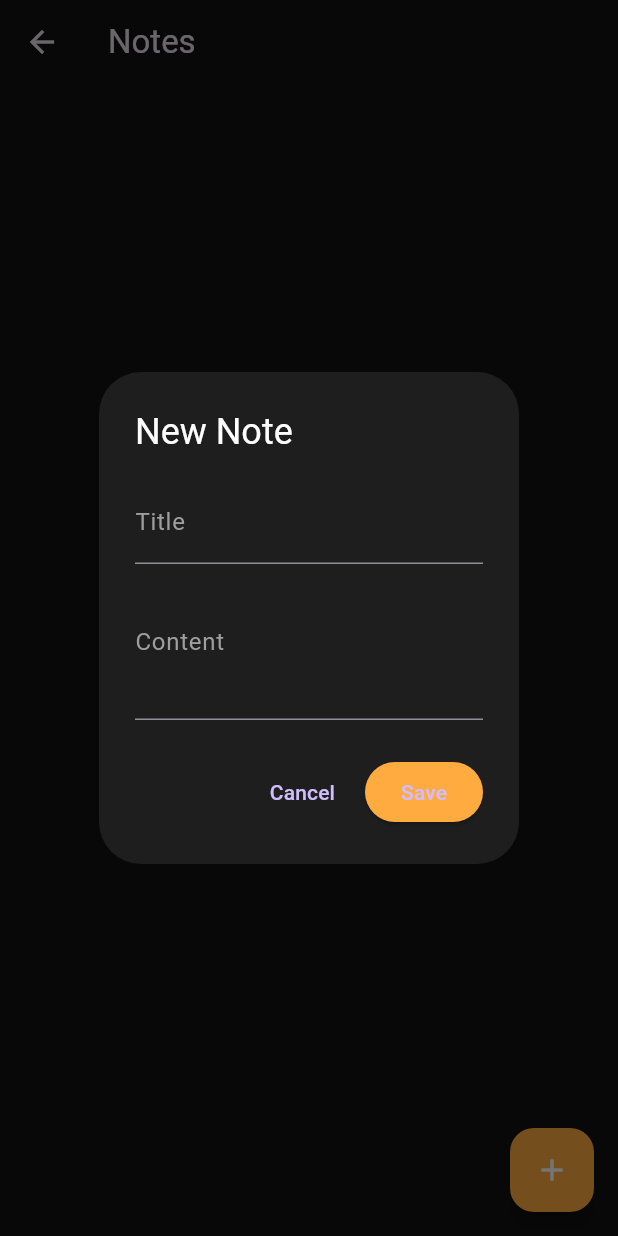
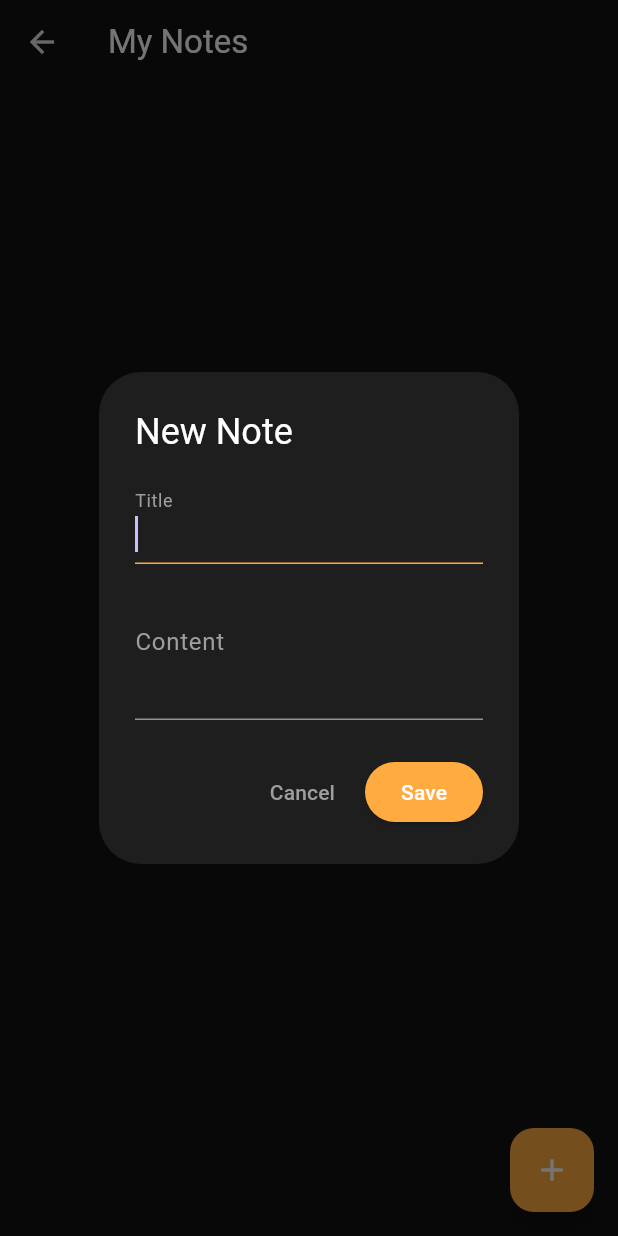
Before and after one commit to FandyHanz/TaskManApp, a Flutter app: the NotesScreen screen opened directly, after a tap on the "add" icon, on a phone screen of 412 x 824 dp. Run offline on Flutter 3.47's test engine with Material 3 defaults, Android fonts, the phone set to English and light mode, and no system bars; our stand-ins replace flutter_local_notifications, timezone.

Commit message:
Add: release v1.2

```diff
--- a/lib/screens/note_screen.dart
+++ b/lib/screens/note_screen.dart
@@ -1,5 +1,6 @@
 import 'package:flutter/material.dart';
 import '../models/note_models.dart';
+import '../services/storage_service.dart';
 
 class NotesScreen extends StatefulWidget {
   const NotesScreen({super.key});
@@ -9,7 +10,27 @@ class NotesScreen extends StatefulWidget {
 }
 
 class _NotesScreenState extends State<NotesScreen> {
+  final StorageService _storageService = StorageService();
   List<Note> _notes = [];
+  bool _isLoading = true;
+
+  @override
+  void initState() {
+    super.initState();
+    _loadNotes();
+  }
+
+  Future<void> _loadNotes() async {
+    final data = await _storageService.loadNotes();
+    setState(() {
+      _notes = data;
+      _isLoading = false;
+    });
+  }
+
+  void _saveNotes() {
+    _storageService.saveNotes(_notes);
+  }
 
   void _addNote(String title, String content) {
     setState(() {
@@ -18,9 +39,11 @@ class _NotesScreenState extends State<NotesScreen> {
           id: DateTime.now().millisecondsSinceEpoch,
           title: title,
           content: content,
+          isHidden: false,
         ),
       );
     });
+    _saveNotes();
   }
 
   void _toggleHide(int id) {
@@ -28,12 +51,23 @@ class _NotesScreenState extends State<NotesScreen> {
       final note = _notes.firstWhere((n) => n.id == id);
       note.isHidden = !note.isHidden;
     });
+    _saveNotes();
   }
 
   void _deleteNote(int id) {
     setState(() {
       _notes.removeWhere((n) => n.id == id);
     });
+    _saveNotes();
+  }
+
+  void _editNote(int id, String newTitle, String newContent) {
+    setState(() {
+      final note = _notes.firstWhere((n) => n.id == id);
+      note.title = newTitle;
+      note.content = newContent;
+    });
+    _saveNotes();
   }
 
   @override
@@ -41,36 +75,20 @@ class _NotesScreenState extends State<NotesScreen> {
     return Scaffold(
       backgroundColor: const Color(0xFF121212),
       appBar: AppBar(
-        title: const Text("Notes"),
+        title: const Text("My Notes", style: TextStyle(color: Colors.white)),
         backgroundColor: Colors.transparent,
         elevation: 0,
       ),
-      // drawer: Drawer(
-      //   backgroundColor: const Color(0xFF1F1B24),
-      //   child: Column(
-      //     children: [
-      //       const SizedBox(height: 50),
-      //       const Icon(Icons.note_alt, size: 64, color: Colors.orangeAccent),
-      //       ListTile(
-      //         leading: const Icon(Icons.list, color: Colors.white),
-      //         title: const Text(
-      //           "Task Board",
-      //           style: TextStyle(color: Colors.white),
-      //         ),
-      //         onTap: () => Navigator.pushReplacementNamed(context, '/'),
-      //       ),
-      //       ListTile(
-      //         leading: const Icon(Icons.edit_note, color: Colors.orangeAccent),
-      //         title: const Text(
-      //           "My Notes",
-      //           style: TextStyle(color: Colors.orangeAccent),
-      //         ),
-      //         onTap: () => Navigator.pop(context),
-      //       ),
-      //     ],
-      //   ),
-      // ),
-      body: Padding(
+      body: _isLoading
+        ? const Center(child: CircularProgressIndicator(color: Colors.orangeAccent))
+        : _notes.isEmpty
+            ? const Center(
+                child: Text(
+                  "Belum ada catatan Gan.",
+                  style: TextStyle(color: Colors.grey),
+                ),
+              )
+            : Padding(
                 padding: const EdgeInsets.all(16.0),
                 child: ListView.builder(
                   itemCount: _notes.length,
@@ -83,6 +101,7 @@ class _NotesScreenState extends State<NotesScreen> {
                         borderRadius: BorderRadius.circular(15),
                       ),
                       child: ListTile(
+                        onTap: () => _showEditNoteDialog(context, note),
                         contentPadding: const EdgeInsets.all(16),
                         title: Text(
                           note.title,
@@ -100,7 +119,6 @@ class _NotesScreenState extends State<NotesScreen> {
                         trailing: Row(
                           mainAxisSize: MainAxisSize.min,
                           children: [
-                    // Tombol Mata (Hidden Feature)
                             IconButton(
                               icon: Icon(
                                 note.isHidden ? Icons.visibility_off : Icons.visibility,
@@ -133,50 +151,63 @@ class _NotesScreenState extends State<NotesScreen> {
   void _showNoteDialog(BuildContext context) {
     final titleController = TextEditingController();
     final contentController = TextEditingController();
+    _buildNoteDialog(context, "New Note", titleController, contentController, () {
+      if (titleController.text.isNotEmpty) {
+        _addNote(titleController.text, contentController.text);
+        Navigator.pop(context);
+      }
+    }, "Save");
+  }
 
+  void _showEditNoteDialog(BuildContext context, Note note) {
+    final titleController = TextEditingController(text: note.title);
+    final contentController = TextEditingController(text: note.content);
+    _buildNoteDialog(context, "Edit Note", titleController, contentController, () {
+      if (titleController.text.isNotEmpty) {
+        _editNote(note.id, titleController.text, contentController.text);
+        Navigator.pop(context);
+      }
+    }, "Update");
+  }
+
+  // REUSABLE DIALOG BIAR GAK REPOT
+  void _buildNoteDialog(BuildContext context, String title, TextEditingController tCtrl, TextEditingController cCtrl, VoidCallback onAction, String actionText) {
     showDialog(
       context: context,
       builder: (context) => AlertDialog(
         backgroundColor: const Color(0xFF1E1E1E),
-        title: const Text("New Note", style: TextStyle(color: Colors.white)),
+        title: Text(title, style: const TextStyle(color: Colors.white)),
         content: Column(
           mainAxisSize: MainAxisSize.min,
           children: [
             TextField(
-              controller: titleController,
+              controller: tCtrl,
+              autofocus: true,
               style: const TextStyle(color: Colors.white),
               decoration: const InputDecoration(
                 labelText: "Title",
                 labelStyle: TextStyle(color: Colors.grey),
+                focusedBorder: UnderlineInputBorder(borderSide: BorderSide(color: Colors.orangeAccent)),
               ),
             ),
             TextField(
-              controller: contentController,
+              controller: cCtrl,
               maxLines: 3,
               style: const TextStyle(color: Colors.white),
               decoration: const InputDecoration(
                 labelText: "Content",
                 labelStyle: TextStyle(color: Colors.grey),
+                focusedBorder: UnderlineInputBorder(borderSide: BorderSide(color: Colors.orangeAccent)),
               ),
             ),
           ],
         ),
         actions: [
-          TextButton(
-            onPressed: () => Navigator.pop(context),
-            child: const Text("Cancel"),
-          ),
+          TextButton(onPressed: () => Navigator.pop(context), child: const Text("Cancel", style: TextStyle(color: Colors.grey))),
           ElevatedButton(
-            style: ElevatedButton.styleFrom(
-              backgroundColor: Colors.orangeAccent,
-            ),
-            onPressed: () {
-              if (titleController.text.isNotEmpty) {
-                _addNote(titleController.text, contentController.text);
-                Navigator.pop(context);
-              }
-            },
-            child: const Text("Save"),
+            style: ElevatedButton.styleFrom(backgroundColor: Colors.orangeAccent),
+            onPressed: onAction,
+            child: Text(actionText, style: const TextStyle(color: Colors.white)),
           ),
         ],
       ),
--- a/lib/services/storage_service.dart
+++ b/lib/services/storage_service.dart
@@ -2,8 +2,21 @@ import 'dart:convert';
 import 'dart:io';
 import 'package:path_provider/path_provider.dart';
 import '../models/task_models.dart';
+import '../models/note_models.dart';
 
 class StorageService {
+
+
+  Future<File> get _taskFile async {
+    final dir = await getApplicationDocumentsDirectory();
+    return File('${dir.path}/tasks.json');
+  }
+
+  Future<File> get _noteFile async {
+    final dir = await getApplicationDocumentsDirectory();
+    return File('${dir.path}/notes_data.json'); // File khusus Notes
+  }
+
   Future<File> get _localFile async {
     final dir = await getApplicationDocumentsDirectory();
     return File('${dir.path}/tasks.json');
@@ -28,4 +41,33 @@ class StorageService {
     final file = await _localFile;
     if (await file.exists()) await file.delete();
   }
+
+  Future<List<Note>> loadNotes() async {
+    try {
+      final file = await _noteFile;
+      if (!await file.exists()) return [];
+      String content = await file.readAsString();
+      List jsonList = json.decode(content);
+      return jsonList.map((e) => Note.fromJson(e)).toList();
+    } catch (e) {
+      print(" Error loading notes: $e");
+      return [];
+    }
+  }
+
+  Future<void> saveNotes(List<Note> notes) async {
+    try {
+      final file = await _noteFile;
+      await file.writeAsString(json.encode(notes.map((e) => e.toJson()).toList()));
+    } catch (e) {
+      print(" Error saving notes: $e");
+    }
+  }
+
+  Future<void> clearAllNotes() async {
+    final taskF = await _taskFile;
+    final noteF = await _noteFile;
+    if (await taskF.exists()) await taskF.delete();
+    if (await noteF.exists()) await noteF.delete();
+  }
 }
```
Also changed, not shown: lib/screens/home_screen.dart (+68 -155 lines). Lines whose indentation alone changed are shown as unchanged.
